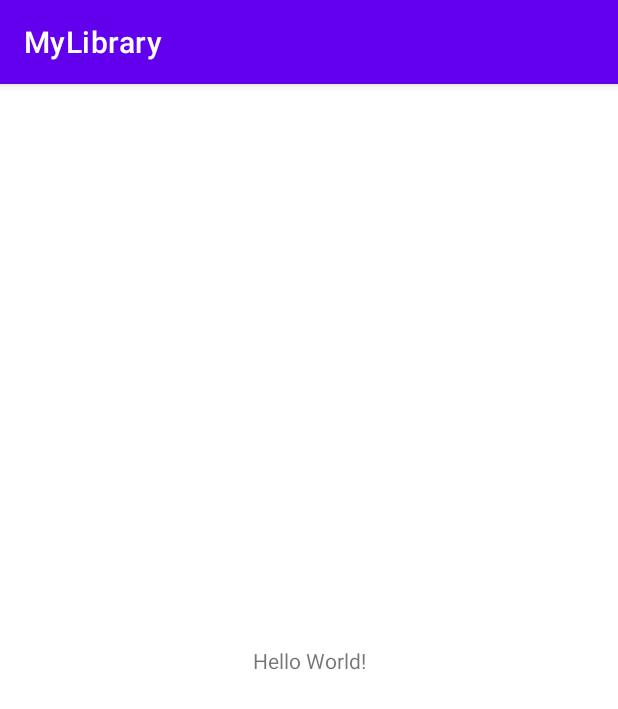
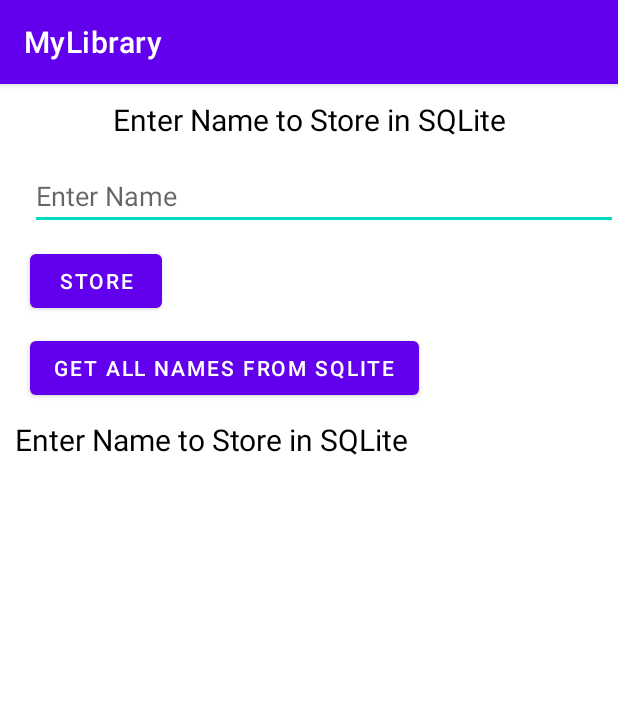
Before and after one commit to agustian-net/prak10_MyLibrary, an Android app: the screen it shows after launch (MainActivity), on a phone screen of 412 x 824 dp. Shown: the top 709 px of the screen. Run offline under Robolectric (Android 15) with nearby library versions, the phone set to English and light mode, and no system bars.

Commit message:
menambahkan beberapa function

```diff
--- /dev/null
+++ b/app/src/main/java/vsga/mobile/mylibrary/DatabaseHelper.java
@@ -0,0 +1,68 @@
+package vsga.mobile.mylibrary;
+
+import android.database.sqlite.SQLiteOpenHelper;
+import android.database.sqlite.SQLiteDatabase;
+import android.content.ContentValues;
+import android.content.Context;
+import android.database.Cursor;
+import android.util.Log;
+import java.util.ArrayList;
+
+public class DatabaseHelper extends SQLiteOpenHelper {
+
+    public static String DATABASE_NAME = "student_database";
+    private static final int DATABASE_VERSION = 1;
+    private static final String TABLE_STUDENTS = "students";
+    private static final String KEY_ID = "id";
+    private static final String KEY_FIRSTNAME = "name";
+
+    private static final String CREATE_TABLE_STUDENTS = "CREATE TABLE "
+            + TABLE_STUDENTS + "(" + KEY_ID
+            + " INTEGER PRIMARY KEY AUTOINCREMENT," + KEY_FIRSTNAME + " TEXT );";
+
+    public DatabaseHelper(Context context) {
+        super(context, DATABASE_NAME, null, DATABASE_VERSION);
+
+        Log.d("table", CREATE_TABLE_STUDENTS);
+    }
+
+    @Override
+    public void onCreate(SQLiteDatabase db) {
+        db.execSQL(CREATE_TABLE_STUDENTS);
+    }
+
+    @Override
+    public void onUpgrade(SQLiteDatabase db, int oldVersion, int newVersion) {
+        db.execSQL("DROP TABLE IF EXISTS '" + TABLE_STUDENTS + "'");
+        onCreate(db);
+    }
+
+    public long addStudentDetail(String student) {
+        SQLiteDatabase db = this.getWritableDatabase();
+        //membuat value konten
+        ContentValues values = new ContentValues();
+        values.put(KEY_FIRSTNAME, student);
+        //memasukkan baris dalam table student
+        long insert = db.insert(TABLE_STUDENTS, null, values);
+
+        return insert;
+    }
+
+    public ArrayList<String> getALLStudentList() {
+        ArrayList<String> studentArrayList = new ArrayList<>();
+        String name="";
+        String selectQuery = "SELECT * FROM " +TABLE_STUDENTS;
+        SQLiteDatabase db = this.getReadableDatabase();
+        Cursor c = db.rawQuery(selectQuery, null);
+        //looping through all row and adding to list
+        if(c.moveToFirst()){
+            do {
+                name = c.getString(c.getColumnIndex(KEY_FIRSTNAME));
+                //adding to Student List
+                studentArrayList.add(name);
+            } while (c.moveToNext());
+            Log.d("array", studentArrayList.toString());
+        }
+        return studentArrayList;
+    }
+}
--- a/app/src/main/java/vsga/mobile/mylibrary/MainActivity.java
+++ b/app/src/main/java/vsga/mobile/mylibrary/MainActivity.java
@@ -3,12 +3,44 @@ package vsga.mobile.mylibrary;
 import androidx.appcompat.app.AppCompatActivity;
 
 import android.os.Bundle;
+import android.widget.Button;
+import android.widget.EditText;
+import android.widget.TextView;
+import android.widget.Toast;
+
+import java.util.ArrayList;
 
 public class MainActivity extends AppCompatActivity {
+
+    private EditText etname;
+    private DatabaseHelper databaseHelper;
+    private TextView tvnames;
+    private ArrayList<String> arrayList;
 
     @Override
     protected void onCreate(Bundle savedInstanceState) {
         super.onCreate(savedInstanceState);
         setContentView(R.layout.activity_main);
+
+        databaseHelper = new DatabaseHelper(this);
+        tvnames = findViewById(R.id.txtTVNames);
+
+        Button btnStore = findViewById(R.id.btnStore);
+        Button btnGetall = findViewById(R.id.btnGet);
+        etname = findViewById(R.id.editName);
+
+        btnStore.setOnClickListener(v -> {
+            databaseHelper.addStudentDetail(etname.getText().toString());
+            etname.setText("");
+            Toast.makeText(MainActivity.this, "Stored Succesfully!", Toast.LENGTH_SHORT).show();
+        });
+
+        btnGetall.setOnClickListener(v -> {
+            arrayList = databaseHelper.getALLStudentList();
+            tvnames.setText("");
+            for (int i=0;i<arrayList.size();i++){
+                tvnames.setText(tvnames.getText().toString()+","+arrayList.get(i));
+            }
+        });
     }
 }
--- a/app/src/main/res/layout/activity_main.xml
+++ b/app/src/main/res/layout/activity_main.xml
@@ -1,18 +1,60 @@
 <?xml version="1.0" encoding="utf-8"?>
-<androidx.constraintlayout.widget.ConstraintLayout xmlns:android="http://schemas.android.com/apk/res/android"
+<LinearLayout
+    xmlns:android="http://schemas.android.com/apk/res/android"
     xmlns:app="http://schemas.android.com/apk/res-auto"
     xmlns:tools="http://schemas.android.com/tools"
     android:layout_width="match_parent"
     android:layout_height="match_parent"
-    tools:context=".MainActivity">
+    tools:context=".MainActivity"
+    android:orientation="vertical">
 
     <TextView
+        android:layout_width="match_parent"
+        android:layout_height="wrap_content"
+        android:text="@string/enter_name_to_store_in_sqlite"
+        android:gravity="center"
+        android:textSize="20sp"
+        android:textColor="@color/black"
+        android:layout_marginTop="10dp"
+         />
+
+    <EditText
+        android:id="@+id/editName"
+        android:layout_width="match_parent"
+        android:layout_height="40dp"
+        android:layout_marginTop="20dp"
+        android:layout_marginLeft="20dp"
+        android:hint="@string/enter_name"
+        android:ems="10"
+        android:inputType="textPersonName"
+        />
+
+    <Button
+        android:id="@+id/btnStore"
         android:layout_width="wrap_content"
         android:layout_height="wrap_content"
-        android:text="Hello World!"
-        app:layout_constraintBottom_toBottomOf="parent"
-        app:layout_constraintLeft_toLeftOf="parent"
-        app:layout_constraintRight_toRightOf="parent"
-        app:layout_constraintTop_toTopOf="parent" />
+        android:text="@string/store"
+        android:layout_marginLeft="20dp"
+        android:layout_marginTop="10dp"
+        />
 
-</androidx.constraintlayout.widget.ConstraintLayout>
+    <Button
+        android:id="@+id/btnGet"
+        android:layout_width="wrap_content"
+        android:layout_height="wrap_content"
+        android:text="@string/get_all_names_from_sqlite"
+        android:layout_marginTop="10dp"
+        android:layout_marginLeft="20dp"/>
+
+    <TextView
+        android:id="@+id/txtTVNames"
+        android:layout_width="wrap_content"
+        android:layout_height="wrap_content"
+        android:layout_marginLeft="10dp"
+        android:layout_marginTop="10dp"
+        android:textSize="20sp"
+        android:textColor="@color/black"
+        android:text="@string/enter_name_to_store_in_sqlite"
+        />
+
+</LinearLayout>
--- a/app/src/main/res/values/strings.xml
+++ b/app/src/main/res/values/strings.xml
@@ -1,3 +1,7 @@
 <resources>
     <string name="app_name">MyLibrary</string>
+    <string name="enter_name_to_store_in_sqlite">Enter Name to Store in SQLite</string>
+    <string name="enter_name">Enter Name</string>
+    <string name="store">Store</string>
+    <string name="get_all_names_from_sqlite">Get all names from sqlite</string>
 </resources>
```
